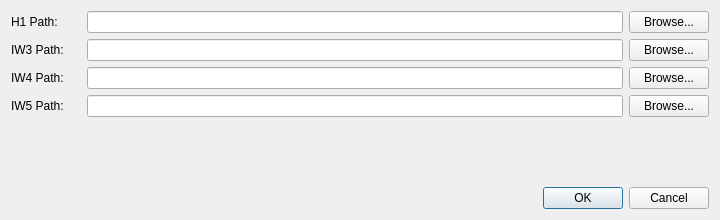
Before: the Qt Designer form H1ModTools/SettingsDialog.ui in Joelrau/H1ModTools, drawn with Qt 5.
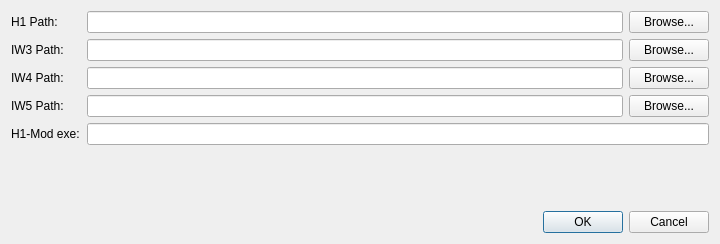
After: the same form once the commit is applied.

Diff of the .ui file:
```diff
--- a/H1ModTools/SettingsDialog.ui
+++ b/H1ModTools/SettingsDialog.ui
@@ -7,7 +7,7 @@
     <x>0</x>
     <y>0</y>
     <width>720</width>
-    <height>220</height>
+    <height>244</height>
    </rect>
   </property>
   <property name="windowTitle">
@@ -162,6 +162,36 @@
      </item>
     </layout>
    </item>
+   <item>
+    <layout class="QHBoxLayout" name="h1ExeLayout">
+     <item>
+      <widget class="QLabel" name="labelH1exe">
+       <property name="minimumSize">
+        <size>
+         <width>70</width>
+         <height>0</height>
+        </size>
+       </property>
+       <property name="maximumSize">
+        <size>
+         <width>70</width>
+         <height>16777215</height>
+        </size>
+       </property>
+       <property name="text">
+        <string>H1-Mod exe:</string>
+       </property>
+      </widget>
+     </item>
+     <item>
+      <widget class="QLineEdit" name="lineEditH1exe">
+       <property name="toolTip">
+        <string>&lt;html&gt;&lt;head/&gt;&lt;body&gt;&lt;p&gt;h1-mod client exe name&lt;/p&gt;&lt;/body&gt;&lt;/html&gt;</string>
+       </property>
+      </widget>
+     </item>
+    </layout>
+   </item>
    <item>
     <spacer name="verticalSpacer">
      <property name="orientation">
```
